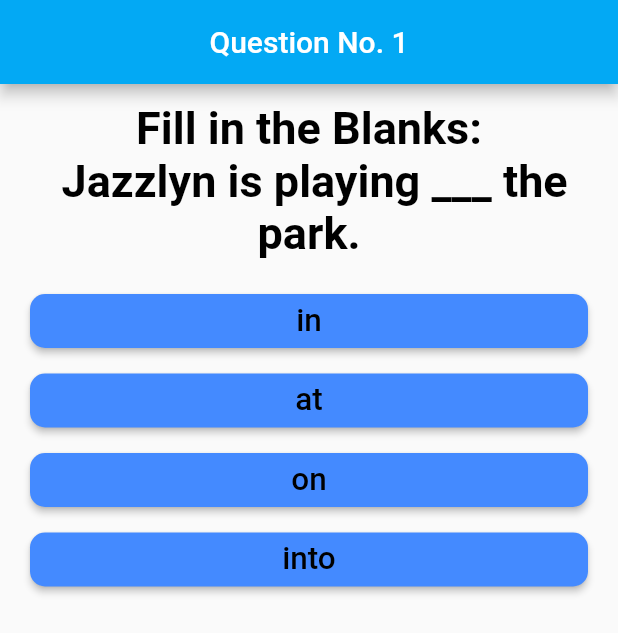
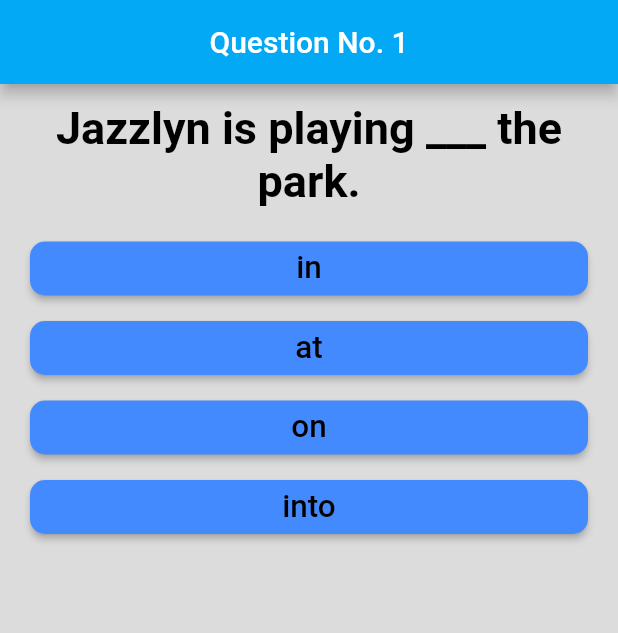
Before and after one commit to sacksaini/flutter_complete_guide, a Flutter app: the screen it shows after launch, on a phone screen of 412 x 824 dp. Shown: the top 633 px of the screen. Run offline on Flutter 3.47's test engine with Material 2 defaults, Android fonts, the phone set to English and light mode, and no system bars.

Commit message:
corrections in questions and backgroud color to black12

```diff
--- a/lib/main.dart
+++ b/lib/main.dart
@@ -42,7 +42,7 @@ class _MyAppState extends State<MyApp> {
   Widget build(BuildContext context) {
     final _questions = const [
       {
-        'question': 'Fill in the Blanks: \n Jazzlyn is playing ___ the park.',
+        'question': 'Jazzlyn is playing ___ the park.',
         'answer': [
           {'text': 'in', 'score': 1},
           {'text': 'at', 'score': 1},
@@ -60,14 +60,14 @@ class _MyAppState extends State<MyApp> {
         ]
       },
       {
-        'question': 'Fill in the Blanks: \n I ___ a good dancer.',
+        'question': 'I ___ a good dancer.',
         'answer': [
           {'text': 'is', 'score': 0},
           {'text': 'am', 'score': 1},
         ]
       },
       {
-        'question': 'Fill in the Blanks: \n I want ___ barbie doll.',
+        'question': 'I want ___ barbie doll.',
         'answer': [
           {'text': 'a', 'score': 1},
           {'text': 'an', 'score': 0},
@@ -75,31 +75,31 @@ class _MyAppState extends State<MyApp> {
         ]
       },
       {
-        'question': 'Fill in the Blanks: \n Do you ____ two pencils?',
+        'question': ' Jazzlyn is hiding _____ the tree!',
         'answer': [
-          {'text': 'are', 'score': 0},
-          {'text': 'has', 'score': 0},
-          {'text': 'have', 'score': 1},
+          {'text': 'in', 'score': 0},
+          {'text': 'out', 'score': 0},
+          {'text': 'behind', 'score': 1},
         ]
       },
       {
         'question':
-            'susie needs 13 balloons. She already has 4 balloons. How many more balloons does she need?',
+            'Sachin have 3 books, and Jazzlyn have 5 books. How many total books are there?',
         'answer': [
           {'text': '5', 'score': 0},
-          {'text': '9', 'score': 1},
-          {'text': '8', 'score': 0},
+          {'text': '9', 'score': 0},
+          {'text': '8', 'score': 1},
           {'text': '2', 'score': 0},
         ]
       },
       {
         'question':
-            'Jazzlyn have 6 toys, she gives 2 toys to Trisha, how may toys are left with jazzlyn?',
+            'Jazzlyn have 6 toys, she gives 2 toys to Subek, how may toys are left with Jazzlyn?',
         'answer': [
-          {'text': '53', 'score': 0},
-          {'text': '8', 'score': 1},
-          {'text': '7', 'score': 0},
           {'text': '9', 'score': 0},
+          {'text': '4', 'score': 1},
+          {'text': '0', 'score': 0},
+          {'text': '6', 'score': 0},
         ]
       },
       {
@@ -126,12 +126,15 @@ class _MyAppState extends State<MyApp> {
                       ),
                     ),
                   ),
-            body: _questionIndex < _questions.length
-                ? Quiz(
-                    answerQuestion: _answerQuestion,
-                    questions: _questions,
-                    questionIndex: _questionIndex,
-                  )
-                : Result(_totalScore, _resetQuiz)));
+            body: Container(
+              color: Colors.black12,
+              child: _questionIndex < _questions.length
+                  ? Quiz(
+                      answerQuestion: _answerQuestion,
+                      questions: _questions,
+                      questionIndex: _questionIndex,
+                    )
+                  : Result(_totalScore, _resetQuiz),
+            )));
   }
 }
--- a/lib/result.dart
+++ b/lib/result.dart
@@ -10,10 +10,10 @@ class Result extends StatelessWidget {
     String resultText;
     if (resultScore > 4 && resultScore < 6)
       resultText = "\nYou Passed";
-    else if (resultScore > 5)
+    else if (resultScore > 5 &&resultScore<8)
       resultText = "Well Done Jazzlyn!!";
     else if (resultScore == 8)
-      resultText = "Excellent! You've got fullmarks!";
+      resultText = "Excellent! You've got Full Marks!";
     else
       resultText = "You Failed";
     return resultText;
```
